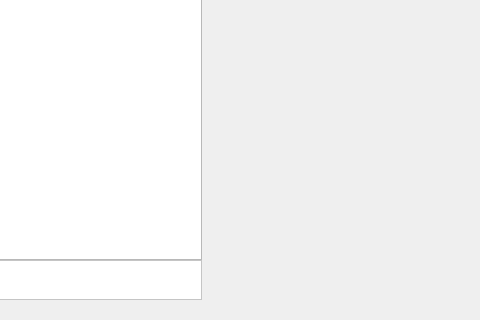
ivansoya/neural-master, file desktop_app/design/dataset_page.ui: the form before one commit; both pictures show x 908 to 1388 and y 541 to 861 of the 1388 by 861 pixel window.
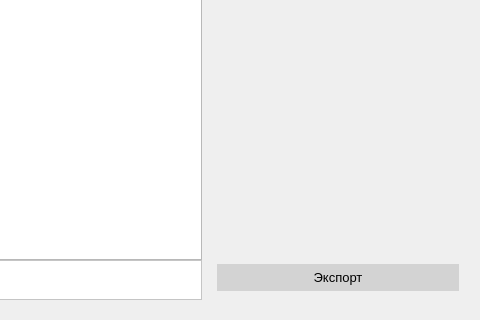
The form after the commit. Custom widgets are drawn as their Qt base class.

Patch:
```diff
--- a/desktop_app/design/dataset_page.ui
+++ b/desktop_app/design/dataset_page.ui
@@ -418,6 +418,27 @@
            </property>
           </spacer>
          </item>
+         <item>
+          <widget class="QPushButton" name="button_export">
+           <property name="font">
+            <font>
+             <pointsize>10</pointsize>
+            </font>
+           </property>
+           <property name="styleSheet">
+            <string notr="true">QWidget &gt; QPushButton {
+	background-color: rgb(88, 239, 255);
+}
+
+QWidget &gt; QPushButton:hover {
+	background-color: white;
+}</string>
+           </property>
+           <property name="text">
+            <string>Экспорт</string>
+           </property>
+          </widget>
+         </item>
         </layout>
        </widget>
       </item>
@@ -427,6 +448,12 @@
   </layout>
  </widget>
  <customwidgets>
+  <customwidget>
+   <class>UScrollFilter</class>
+   <extends>QScrollArea</extends>
+   <header location="global">dataset.scroll_filter</header>
+   <container>1</container>
+  </customwidget>
   <customwidget>
    <class>UListDataset</class>
    <extends>QListWidget</extends>
@@ -435,13 +462,7 @@
   <customwidget>
    <class>UImageGallery</class>
    <extends>QGraphicsView</extends>
-   <header location="global">image_gallery</header>
-  </customwidget>
-  <customwidget>
-   <class>UScrollFilter</class>
-   <extends>QScrollArea</extends>
-   <header location="global">scroll_filter.h</header>
-   <container>1</container>
+   <header location="global">dataset.image_gallery</header>
   </customwidget>
  </customwidgets>
  <resources/>
```
Left out of the diff: 2 changed lines with no effect on the pictures.
